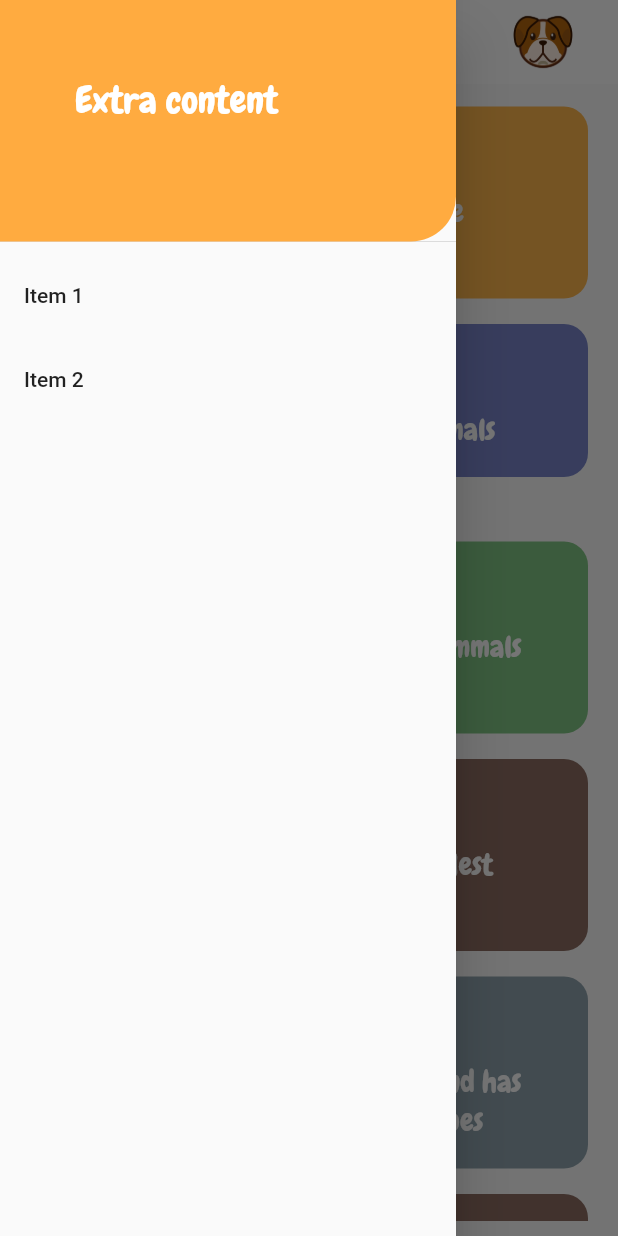
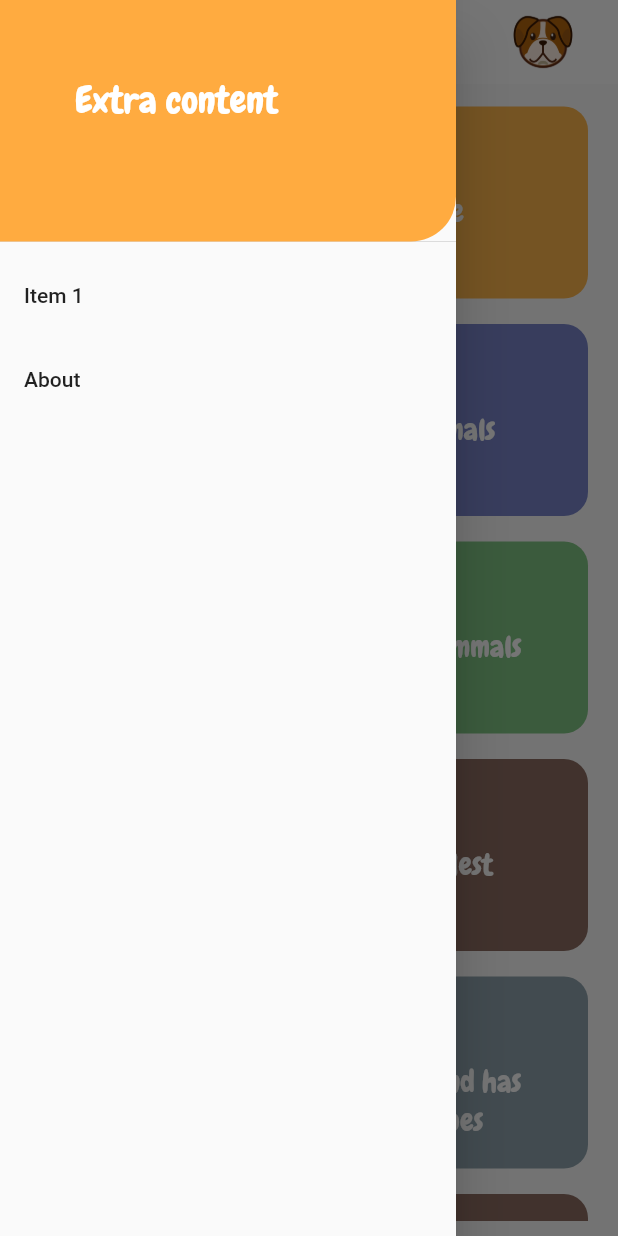
Before and after one commit to caveinn/animalApp, a Flutter app: the screen it shows after launch, with the side drawer open, on a phone screen of 412 x 824 dp. Run offline on Flutter 3.47's test engine with Material 2 defaults, Android fonts, the phone set to English and light mode, and no system bars; missing offline and left inert: admob_flutter.

Commit message:
clean code

```diff
--- a/lib/Data/animals.dart
+++ b/lib/Data/animals.dart
@@ -33,7 +33,7 @@ do all the hunting.
 
      ''', Colors.orange[300], "assets/images/lion.png"),
     Animal("Hippo",
-    "Hippos are large animals",
+    "Hippos are large animals that live ",
     '''
 Hippopotamus or hippo for short are
 large animals that eat plants.
--- /dev/null
+++ b/lib/animals_widgets/drawer.dart
@@ -0,0 +1,51 @@
+import 'package:flutter/material.dart';
+import 'package:animal_for_kids/styles/textStyles.dart';
+import 'package:animal_for_kids/pages/about.dart';
+
+class MyDrawer extends StatelessWidget {
+  const MyDrawer({Key key}) : super(key: key);
+
+  @override
+  Widget build(BuildContext context) {
+    return Container(
+      child: Drawer(
+
+        // Add a ListView to the drawer. This ensures the user can scroll
+        // through the options in the drawer if there isn't enough vertical
+        // space to fit everything.
+        child: ListView(
+          // Important: Remove any padding from the ListView.
+          padding: EdgeInsets.zero,
+          children: <Widget>[
+            DrawerHeader(
+              padding: EdgeInsets.all(50),
+              child: Text('Extra content', style: titleStyle,),
+              decoration: BoxDecoration(
+                color: Colors.orangeAccent,
+                borderRadius: BorderRadius.only(bottomRight: Radius.circular(30))
+              ),
+            ),
+            ListTile(
+              title: Text('Item 1'),
+              onTap: () {
+                // Update the state of the app
+                // ...
+                // Then close the drawer
+                Navigator.pop(context);
+              },
+            ),
+            ListTile(
+              title: Text('About'),
+              onTap: () {
+                // Update the state of the app
+                // ...
+                // Then close the drawer
+                Navigator.pop(context);
+                Navigator.push(context,MaterialPageRoute(builder: (context) => About()));
+              },
+            ),
+          ],)
+        ),
+    );
+  }
+}
--- a/lib/main.dart
+++ b/lib/main.dart
@@ -1,3 +1,4 @@
+import 'package:animal_for_kids/animals_widgets/drawer.dart';
 import 'package:animal_for_kids/styles/textStyles.dart';
 import 'package:flutter/material.dart';
 import 'package:flutter/rendering.dart';
@@ -83,43 +84,7 @@ class AnimalsListPage extends StatelessWidget {
             ),
           ],
         ),
-        drawer: Drawer(
-
-        // Add a ListView to the drawer. This ensures the user can scroll
-        // through the options in the drawer if there isn't enough vertical
-        // space to fit everything.
-        child: ListView(
-          // Important: Remove any padding from the ListView.
-          padding: EdgeInsets.zero,
-          children: <Widget>[
-            DrawerHeader(
-              padding: EdgeInsets.all(50),
-              child: Text('Extra content', style: titleStyle,),
-              decoration: BoxDecoration(
-                color: Colors.orangeAccent,
-                borderRadius: BorderRadius.only(bottomRight: Radius.circular(30))
-              ),
-            ),
-            ListTile(
-              title: Text('Item 1'),
-              onTap: () {
-                // Update the state of the app
-                // ...
-                // Then close the drawer
-                Navigator.pop(context);
-              },
-            ),
-            ListTile(
-              title: Text('Item 2'),
-              onTap: () {
-                // Update the state of the app
-                // ...
-                // Then close the drawer
-                Navigator.pop(context);
-              },
-            ),
-          ],)
-        ),
+        drawer: MyDrawer(),
         body: Padding(
           padding: EdgeInsets.only(bottom: 10),
           child: ListView.builder(
--- a/lib/styles/textStyles.dart
+++ b/lib/styles/textStyles.dart
@@ -4,3 +4,4 @@ TextStyle titleStyle = TextStyle(color: Colors.white, fontFamily: 'Chewy', fontS
 TextStyle headerStyle = TextStyle(color: Colors.black, fontFamily: 'Chewy', fontSize: 30);
 TextStyle subtitleStyle = TextStyle(color: Colors.white, fontFamily: 'Chewy', fontSize: 20, fontWeight: FontWeight.w100 );
 TextStyle textStyle = TextStyle(color: Colors.black54, fontFamily: 'Tajawal', fontSize: 20,fontWeight: FontWeight.bold );
+TextStyle linkStyle = TextStyle(color: Colors.blue, fontFamily: 'Tajawal', fontSize: 20,fontWeight: FontWeight.bold,);
--- a/pubspec.yaml
+++ b/pubspec.yaml
@@ -24,6 +24,7 @@ dependencies:
   # Use with the CupertinoIcons class for iOS style icons.
   cupertino_icons: ^0.1.2
   admob_flutter: ^0.3.1
+  url_launcher: ^5.2.4
 
 dev_dependencies:
   flutter_test:
```
Also changed, not shown: lib/pages/about.dart (added, +46 -0 lines), pubspec.lock, 3 other files.
